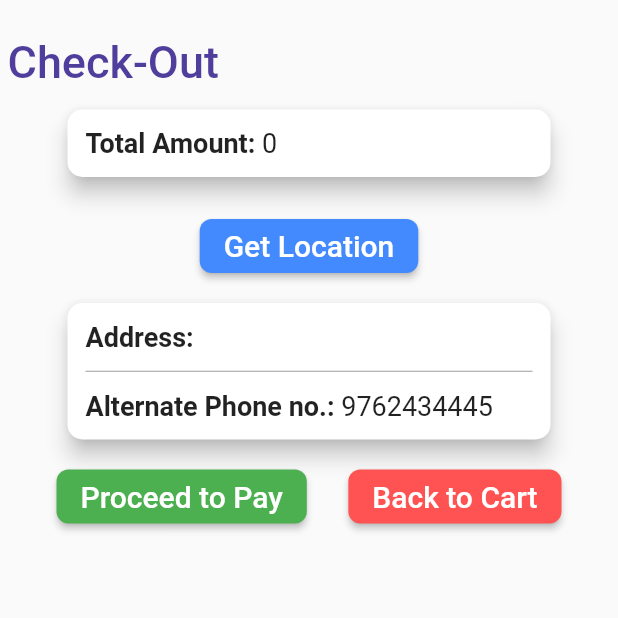
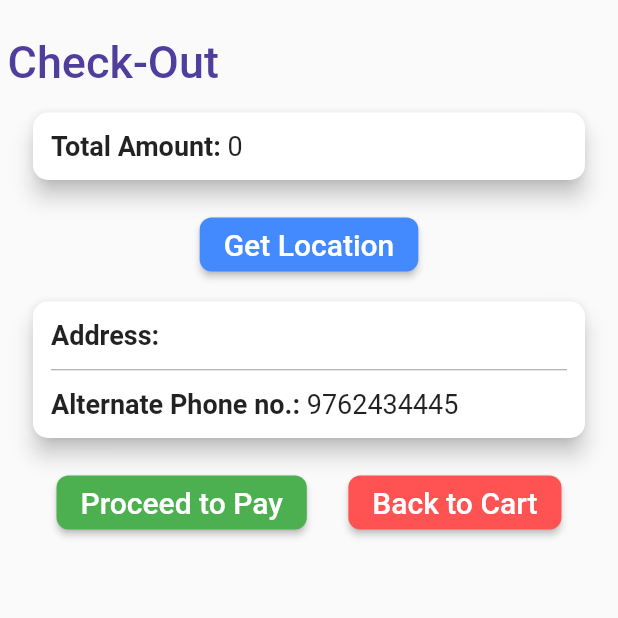
Before and after one commit to Doffil/timepass_working, a Flutter app: the screen it shows after launch, item 2 of the bottom bar chosen, after a tap on "Check-Out", on a phone screen of 412 x 824 dp, the top half of it. Run offline on Flutter 3.47's test engine with Material 2 defaults, Android fonts, the phone set to English and light mode, and no system bars; our stand-ins replace carousel_pro, firebase_auth, firebase_core, floating_bottom_navigation_bar, flutter_mobx, geolocator and 3 more; missing offline and left inert: animated_splash, numeric_keyboard; accounts and stored records are empty; generated files the repository leaves out were written again; network calls fail; statements that could not run were skipped.

Commit message:
done with margin of cards

```diff
--- a/timepass/lib/pages/CheckOutPage.dart
+++ b/timepass/lib/pages/CheckOutPage.dart
@@ -63,11 +63,13 @@ class _CheckOutPageState extends State<CheckOutPage> {
             ),
             getData(),
             Padding(
-              padding: const EdgeInsets.all(8.0),
+              padding: const EdgeInsets.only(top: 10),
               child: Align(
                 alignment: Alignment.center,
                 child: Container(
-                  width: 330,
+                  margin: EdgeInsets.only(
+                      left: 18,right: 18,bottom: 5
+                  ),
                   child: Card(
                     shape: RoundedRectangleBorder(
                         borderRadius: BorderRadius.circular(10.0)
@@ -128,7 +130,9 @@ class _CheckOutPageState extends State<CheckOutPage> {
             Align(
               alignment: Alignment.center,
               child: Container(
-                width: 330,
+                margin: EdgeInsets.only(
+                    left: 18,right: 18,bottom: 5
+                ),
                 child: Card(
                   shape: RoundedRectangleBorder(
                     borderRadius: BorderRadius.circular(10.0)
@@ -272,7 +276,9 @@ class _CheckOutPageState extends State<CheckOutPage> {
                     child: Align(
                       alignment: Alignment.center,
                       child: Container(
-                        width: 330,
+                          margin: EdgeInsets.only(
+                              left: 18,right: 18,bottom: 5
+                          ),
                         decoration: BoxDecoration(
                             borderRadius: BorderRadius.circular(25.0)
                         ),
--- a/timepass/lib/pages/HomePage.dart
+++ b/timepass/lib/pages/HomePage.dart
@@ -126,9 +126,10 @@ class _SearchListState extends State<SearchList> {
         ),
       ),
           Padding(
-            padding: const EdgeInsets.only(left: 10.0,top: 10.0,right:10.0),
+            padding: const EdgeInsets.only(top: 10.0,
+                left:9,right: 9),
             child: Container(
-              width: 350,
+              margin: EdgeInsets.all(7),
               child: TextField(
                 decoration: InputDecoration(
                   contentPadding: EdgeInsets.all(10.0),
--- a/timepass/lib/pages/ShoppingCart.dart
+++ b/timepass/lib/pages/ShoppingCart.dart
@@ -160,7 +160,9 @@ class _ShoppingCartState extends State<ShoppingCart>{
                     child: Align(
                       alignment: Alignment.center,
                       child: Container(
-                        width: 330,
+                        margin: EdgeInsets.only(
+                          left: 18,right: 18,bottom: 5
+                        ),
                         child: Card(
                           shape: RoundedRectangleBorder(
                             borderRadius: BorderRadius.circular(10.0)
```
Also changed, not shown: timepass/lib/pages/SubProduct.dart (+6 -4 lines).
